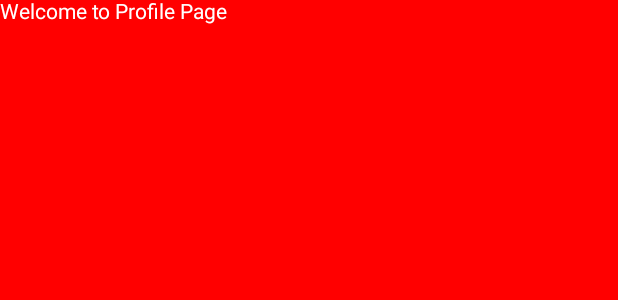
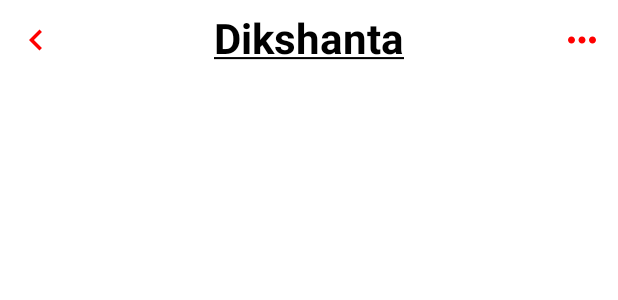
Before and after one commit to dabster108/Android_Kotlin_Dev, an Android app built with Jetpack Compose: the @Preview function PreviewProfile, on a phone screen of 412 x 824 dp. Shown: the top 300 px of the screen. Run offline under Robolectric (Android 15) with nearby library versions, the phone set to English and light mode, and no system bars.

Commit message:
Profile page added

```diff
--- a/app/src/main/java/com/example/softwareengine/ProfileActivity.kt
+++ b/app/src/main/java/com/example/softwareengine/ProfileActivity.kt
@@ -5,17 +5,33 @@ import androidx.activity.ComponentActivity
 import androidx.activity.compose.setContent
 import androidx.activity.enableEdgeToEdge
 import androidx.compose.foundation.background
+import androidx.compose.foundation.clickable
+import androidx.compose.foundation.layout.Arrangement
 import androidx.compose.foundation.layout.Column
 import androidx.compose.foundation.layout.PaddingValues
+import androidx.compose.foundation.layout.Row
 import androidx.compose.foundation.layout.fillMaxSize
+import androidx.compose.foundation.layout.fillMaxWidth
+import androidx.compose.foundation.layout.height
 import androidx.compose.foundation.layout.padding
+import androidx.compose.foundation.layout.width
+import androidx.compose.material.icons.Icons
+import androidx.compose.material.icons.filled.KeyboardArrowLeft
+import androidx.compose.material3.Icon
 import androidx.compose.material3.Scaffold
 import androidx.compose.material3.Text
 import androidx.compose.runtime.Composable
+import androidx.compose.ui.Alignment
 import androidx.compose.ui.Modifier
 import androidx.compose.ui.graphics.Color
+import androidx.compose.ui.res.painterResource
+import androidx.compose.ui.text.TextStyle
+import androidx.compose.ui.text.font.FontStyle
+import androidx.compose.ui.text.font.FontWeight
+import androidx.compose.ui.text.style.TextDecoration
 import androidx.compose.ui.tooling.preview.Preview
 import androidx.compose.ui.unit.dp
+import androidx.compose.ui.unit.sp
 import com.example.softwareengine.ui.theme.SoftwareEngineTheme
 
 class ProfileActivity : ComponentActivity() {
@@ -36,9 +52,57 @@ fun ProfileBody(innerPadding: PaddingValues) {
         modifier = Modifier
             .padding(innerPadding)
             .fillMaxSize()
-            .background(color = Color.Red)
+            .background(color = Color.White)
     ) {
-        Text(text = "Welcome to Profile Page", color = Color.White)
+        Row(modifier = Modifier.fillMaxWidth().padding(horizontal = 10.dp, vertical = 10.dp),
+            verticalAlignment = Alignment.CenterVertically ,
+            horizontalArrangement = Arrangement.SpaceBetween
+
+
+        )
+
+        {
+
+            Icon(
+                imageVector = Icons.Default.KeyboardArrowLeft,
+                tint = Color.Red,
+                contentDescription = null,
+                modifier = Modifier
+                    .height(28.dp)
+                    .width(28.dp)
+                    .clickable {
+
+                    }
+            )
+
+
+            Text(text = "Dikshanta", style = TextStyle(
+                fontSize = 28.sp,
+                textDecoration =  TextDecoration.Underline,
+                fontWeight = FontWeight.Bold,
+                // fontStyle = FontStyle.Italic
+
+            ))
+
+
+            Icon(
+                painter = painterResource(R.drawable.baseline_more_horiz_24),
+                tint = Color.Red,
+                contentDescription = null,
+                modifier = Modifier
+                    .height(28.dp)
+                    .width(28.dp)
+                    .clickable {
+
+                    }
+            )
+
+
+
+
+
+
+        }
     }
 }
 
--- /dev/null
+++ b/app/src/main/res/drawable/baseline_more_horiz_24.xml
@@ -0,0 +1,5 @@
+<vector xmlns:android="http://schemas.android.com/apk/res/android" android:height="24dp" android:tint="#000000" android:viewportHeight="24" android:viewportWidth="24" android:width="24dp">
+
+    <path android:fillColor="@android:color/white" android:pathData="M6,10c-1.1,0 -2,0.9 -2,2s0.9,2 2,2 2,-0.9 2,-2 -0.9,-2 -2,-2zM18,10c-1.1,0 -2,0.9 -2,2s0.9,2 2,2 2,-0.9 2,-2 -0.9,-2 -2,-2zM12,10c-1.1,0 -2,0.9 -2,2s0.9,2 2,2 2,-0.9 2,-2 -0.9,-2 -2,-2z"/>
+
+</vector>
```
